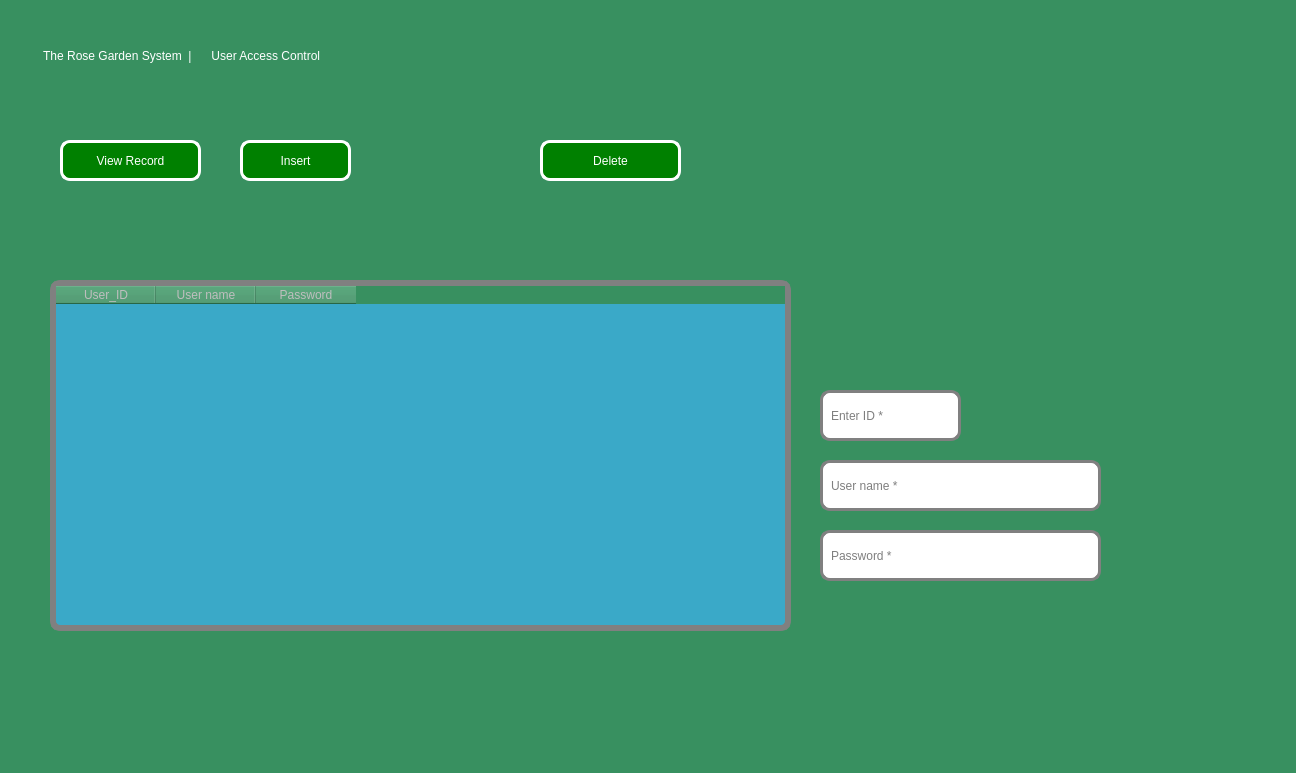
Above: addsystemadmin.ui from Rabsoninnora/RoseGardenPlantCareSystem before the change. Below: the same form after it.
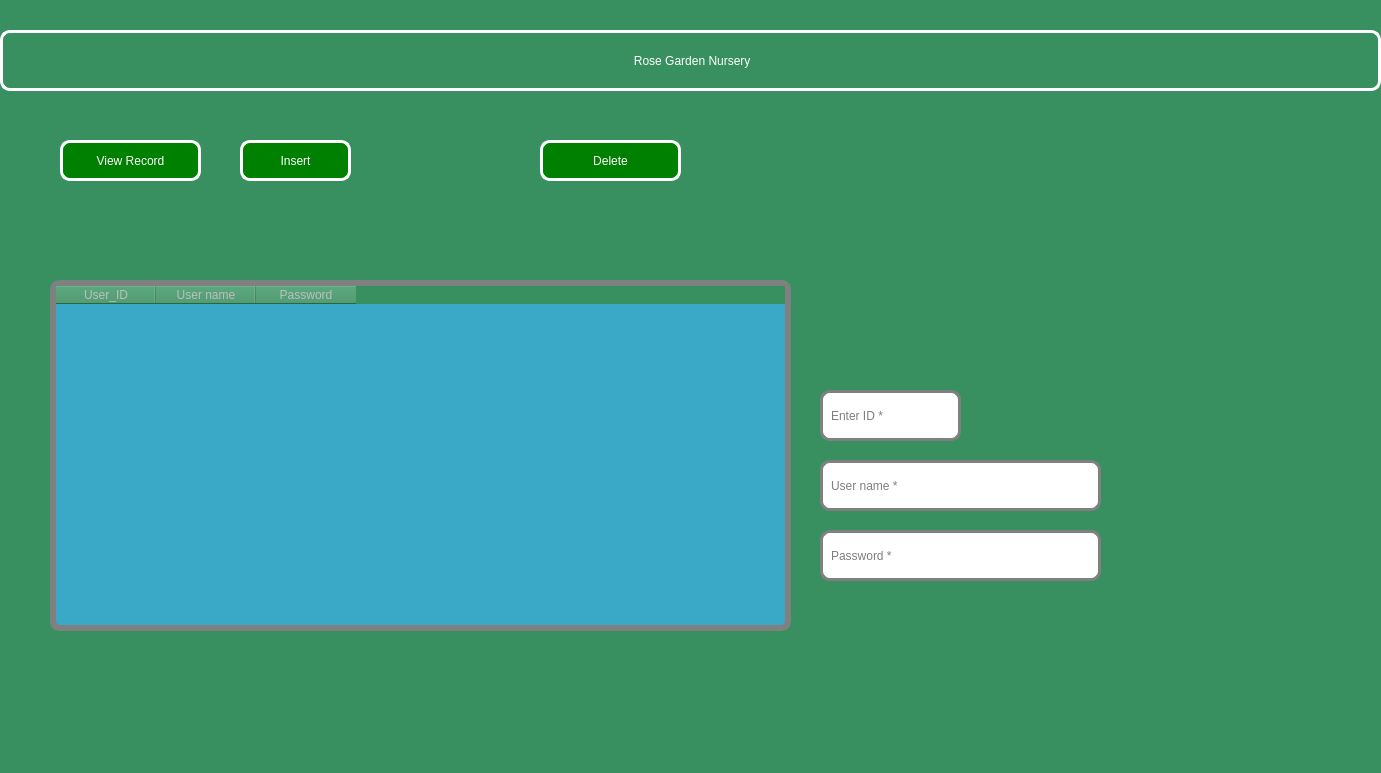
That is the form after the change. Icons and pictures are not drawn.

Commit message: updated all system ui modules

```diff
--- a/addsystemadmin.ui
+++ b/addsystemadmin.ui
@@ -9,7 +9,7 @@
    <rect>
     <x>0</x>
     <y>0</y>
-    <width>1296</width>
+    <width>1381</width>
     <height>773</height>
    </rect>
   </property>
@@ -27,23 +27,6 @@
 
 background-image: url(:/images/beauty.png);</string>
   </property>
-  <widget class="QLabel" name="label">
-   <property name="geometry">
-    <rect>
-     <x>40</x>
-     <y>30</y>
-     <width>571</width>
-     <height>51</height>
-    </rect>
-   </property>
-   <property name="styleSheet">
-    <string notr="true">color: rgb(255, 255, 255);
-font: 500 13pt &quot;Ubuntu&quot;;</string>
-   </property>
-   <property name="text">
-    <string> The Rose Garden System  |      User Access Control</string>
-   </property>
-  </widget>
   <widget class="QLineEdit" name="lineEdit_ID">
    <property name="geometry">
     <rect>
@@ -226,6 +209,31 @@
     </property>
    </column>
   </widget>
+  <widget class="QPushButton" name="pushButton">
+   <property name="geometry">
+    <rect>
+     <x>0</x>
+     <y>30</y>
+     <width>1381</width>
+     <height>61</height>
+    </rect>
+   </property>
+   <property name="styleSheet">
+    <string notr="true">
+QPushButton{
+
+  color: rgb(255, 255, 255);
+  font: 500 12pt &quot;Ubuntu&quot;;
+  border:3px solid white;
+  border-radius: 10px;
+  padding: 0 10px;
+
+}</string>
+   </property>
+   <property name="text">
+    <string> Rose Garden Nursery</string>
+   </property>
+  </widget>
  </widget>
  <resources/>
  <connections/>
```
Left out of the diff: 3 changed lines with no effect on the pictures. The commit also changes 14 other files.
